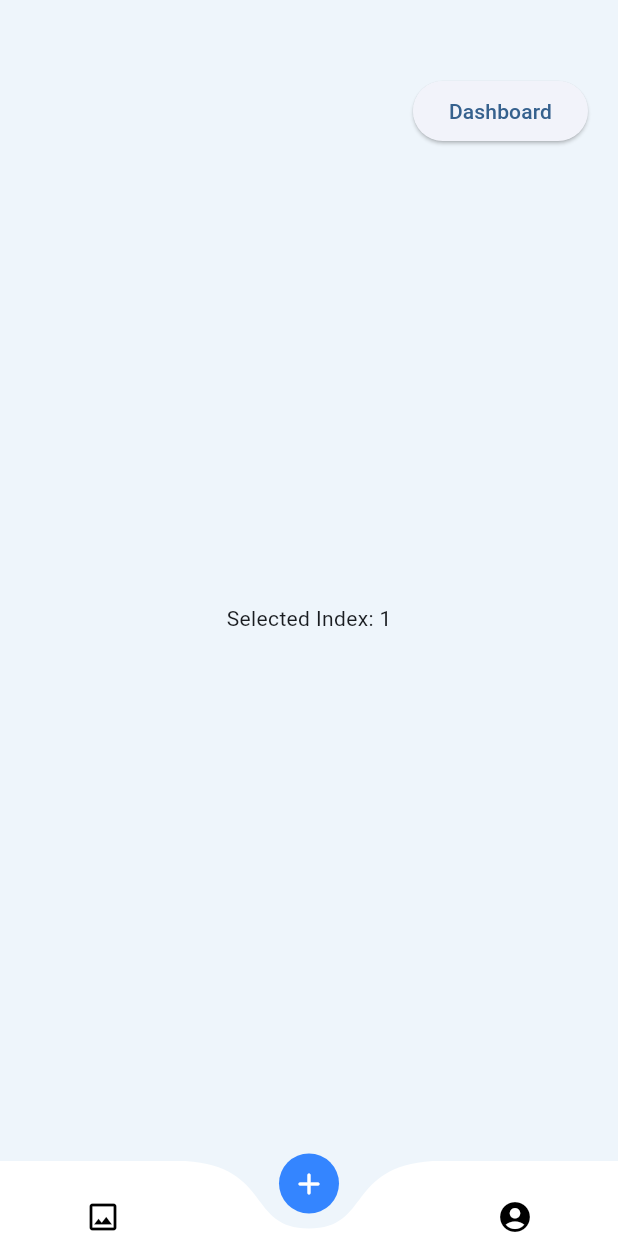
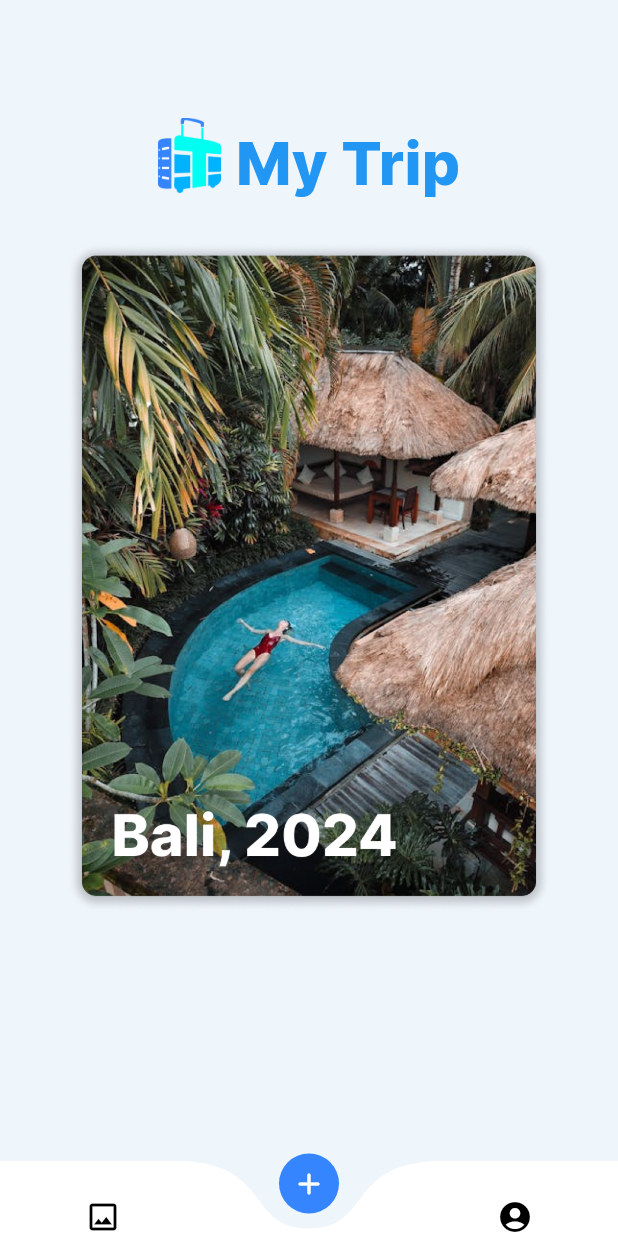
Before and after one commit to ryanceha/Trippin, a Flutter app: the HomePage screen opened directly, on a phone screen of 412 x 824 dp. Run offline on Flutter 3.47's test engine with Material 3 defaults, Android fonts, the phone set to English and light mode, and no system bars; drawn by our look-alikes of curved_navigation_bar; our stand-ins replace animated_splash_screen, flutter_svg, percent_indicator.

Commit message:
home page

```diff
--- a/lib/pages/home_page.dart
+++ b/lib/pages/home_page.dart
@@ -1,7 +1,6 @@
 import 'package:flutter/material.dart';
 import 'package:curved_navigation_bar/curved_navigation_bar.dart';
 import 'package:trippin/pages/dashboard_page.dart';
-import 'package:trippin/pages/recommend_page.dart';
 
 class HomePage extends StatefulWidget {
   const HomePage({Key? key}) : super(key: key);
@@ -13,22 +12,22 @@ class HomePage extends StatefulWidget {
 class _HomePageState extends State<HomePage>
     with SingleTickerProviderStateMixin {
   int _currentIndex = 1;
-  // karena dari awal defaultnya di index = 1 which is add button
   bool _isAddButtonSelected = true;
   bool _showBottomDrawer = false;
   late AnimationController _controller;
   late Animation<double> _animation;
+  final PageController _pageController = PageController(viewportFraction: 1.0);
 
   @override
   void initState() {
     super.initState();
     _controller = AnimationController(
       vsync: this,
-      duration: Duration(milliseconds: 300),
+      duration: Duration(milliseconds: 200),
     );
     _animation = CurvedAnimation(
       parent: _controller,
-      curve: Curves.easeInOut,
+      curve: Curves.bounceInOut,
     );
   }
 
@@ -46,6 +45,7 @@ class _HomePageState extends State<HomePage>
   @override
   void dispose() {
     _controller.dispose();
+    _pageController.dispose();
     super.dispose();
   }
 
@@ -55,6 +55,75 @@ class _HomePageState extends State<HomePage>
       backgroundColor: Color(0xFFEEF5FB),
       body: Stack(
         children: [
+          // Logo and Text
+          Positioned(
+            top: 70,
+            left: 20,
+            right: 20,
+            child: Row(
+              mainAxisAlignment: MainAxisAlignment.center,
+              children: [
+                Image.asset(
+                  'lib/images/home/logo_wrn.png', // Pastikan path gambar benar
+                  height: 50,
+                ),
+                SizedBox(width: 10),
+                Container(
+                  margin: EdgeInsets.only(top: 10), // Margin top 10px
+                  child: Text(
+                    'My Trip',
+                    style: TextStyle(
+                      fontFamily: 'Inter',
+                      fontSize: 40,
+                      fontWeight: FontWeight.w800, // Extra Bold
+                      color: Colors.blue,
+                    ),
+                  ),
+                ),
+              ],
+            ),
+          ),
+          // Cover Image
+          Positioned(
+            top: 160, // Adjust top position as needed
+            left: 20,
+            right: 20,
+            child: Container(
+              height: 450, // Sesuaikan ukuran height di sini
+              child: PageView(
+                controller: _pageController,
+                children: [
+                  GestureDetector(
+                    onTap: () {
+                      Navigator.push(
+                        context,
+                        MaterialPageRoute(
+                            builder: (context) => DashboardPage()),
+                      );
+                    },
+                    child: Image.asset(
+                      'lib/images/home/cover.png', // Path to your uploaded image
+                      // fit: BoxFit.cover,
+                    ),
+                  ),
+                  GestureDetector(
+                    onTap: () {
+                      Navigator.push(
+                        context,
+                        MaterialPageRoute(
+                            builder: (context) => DashboardPage()),
+                      );
+                    },
+                    child: Image.asset(
+                      'lib/images/home/cover2.png', // Path to your second image
+                      // fit: BoxFit.cover,
+                    ),
+                  ),
+                  // Add more images as needed with GestureDetector
+                ],
+              ),
+            ),
+          ),
           Positioned(
             bottom: 0,
             left: 0,
@@ -79,28 +148,7 @@ class _HomePageState extends State<HomePage>
                       children: [
                         TextButton(
                           onPressed: () {
-                            Navigator.push(
-                              context,
-                              PageRouteBuilder(
-                                pageBuilder:
-                                    (context, animation, secondaryAnimation) =>
-                                        RecommendPage(),
-                                transitionsBuilder: (context, animation,
-                                    secondaryAnimation, child) {
-                                  const begin = Offset(1.0, 0.0);
-                                  const end = Offset.zero;
-                                  const curve = Curves.ease;
-
-                                  var tween = Tween(begin: begin, end: end)
-                                      .chain(CurveTween(curve: curve));
-
-                                  return SlideTransition(
-                                    position: animation.drive(tween),
-                                    child: child,
-                                  );
-                                },
-                              ),
-                            );
+                            // Handle Recommended button press
                           },
                           style: TextButton.styleFrom(
                             foregroundColor: Colors.white,
@@ -127,23 +175,26 @@ class _HomePageState extends State<HomePage>
               },
             ),
           ),
-          // make a button that links to dashboard page
-          Positioned(
-            top: 50,
-            right: 20,
-            child: ElevatedButton(
-              onPressed: () {
-                Navigator.push(
-                  context,
-                  MaterialPageRoute(builder: (context) => DashboardPage()),
-                );
-              },
-              child: Text('Dashboard'),
-            ),
-          ),
-          Center(
-            child: Text('Selected Index: $_currentIndex'),
-          ),
+          // Button that links to dashboard page
+          // Positioned(
+          //   top: 50,
+          //   right: 20,
+          //   child: Container(
+          //     margin: EdgeInsets.only(top: 40),
+          //     child: ElevatedButton(
+          //       onPressed: () {
+          //         Navigator.push(
+          //           context,
+          //           MaterialPageRoute(builder: (context) => DashboardPage()),
+          //         );
+          //       },
+          //       child: Text('Dashboard'),
+          //     ),
+          //   ),
+          // ),
+          // Center(
+          //   child: Text('Selected Index: $_currentIndex'),
+          // ),
           Positioned(
             bottom: 0,
             left: 0,
@@ -179,7 +230,7 @@ class _HomePageState extends State<HomePage>
                   }
                 }
               },
-              animationDuration: Duration(milliseconds: 400),
+              animationDuration: Duration(milliseconds: 200),
               color: Colors.white,
               buttonBackgroundColor: Color(0xFF3485FF),
             ),
```
Also changed, not shown: pubspec.yaml (+3 -8 lines), lib/images/bg.png (added), lib/images/home/cover.png (added), lib/images/home/cover2.png (added), lib/images/home/logo_wrn.png (added), lib/images/logo.png (added), pubspec.lock.
